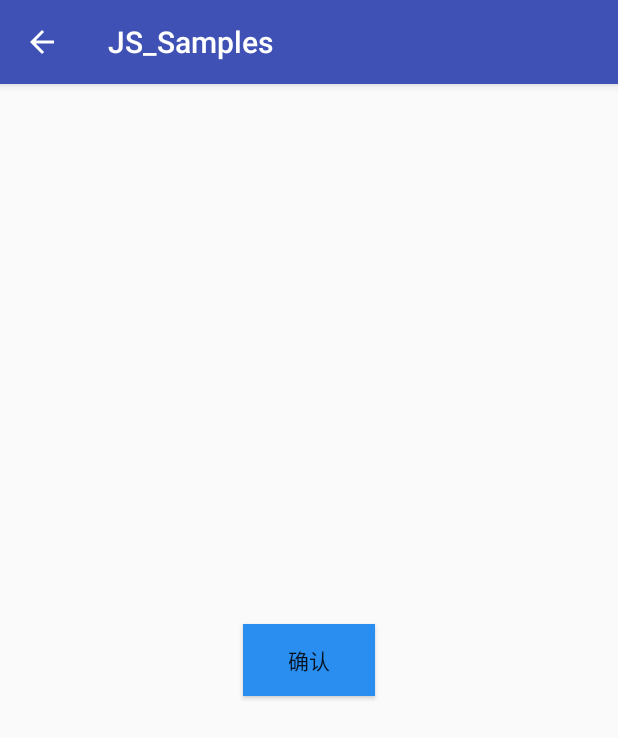
After one commit to Jorelanbo/samples, an Android app: the SingleClickTestActivity screen opened directly, with no data from a screen before it, on a phone screen of 412 x 824 dp. The commit adds this screen. Shown: the top 738 px of the screen. Run offline under Robolectric (Android 15) with nearby library versions, the phone set to English and light mode, and no system bars.

Commit message:
添加防止多次点击的监听器

```diff
--- a/app/src/main/AndroidManifest.xml
+++ b/app/src/main/AndroidManifest.xml
@@ -93,6 +93,8 @@
             android:theme="@style/SplashTheme"/>
         <activity android:name=".PopDropdownActivity"
             android:parentActivityName=".GuideActivity"/>
+        <activity android:name=".SingleClickTestActivity"
+            android:parentActivityName=".GuideActivity"/>
 
         <service
             android:name="com.baidu.location.f"
--- /dev/null
+++ b/app/src/main/java/com/js/sample/CustomOnClickListener.java
@@ -0,0 +1,36 @@
+package com.js.sample;
+
+import android.view.View;
+
+
+// Created by JS on 2019/6/3.
+
+public abstract class CustomOnClickListener implements View.OnClickListener {
+    private Long mLastClickTime = 0L;
+    private Long timeInterval = 1000L;
+
+    public CustomOnClickListener() {
+
+    }
+
+    public CustomOnClickListener(long interval) {
+        this.timeInterval = interval;
+    }
+    @Override
+    public void onClick(View v) {
+        long currentTime = System.currentTimeMillis();
+        if (currentTime - mLastClickTime > timeInterval) {
+            // 单次点击事件
+            onSingleClick();
+            mLastClickTime = currentTime;
+        }
+        else {
+            // 快速点击事件
+            onFastClick();
+        }
+    }
+
+    protected abstract void onSingleClick();
+
+    protected abstract void onFastClick();
+}
--- /dev/null
+++ b/app/src/main/java/com/js/sample/SingleClickTestActivity.java
@@ -0,0 +1,32 @@
+package com.js.sample;
+
+import android.os.Bundle;
+import android.support.annotation.Nullable;
+import android.support.v7.app.AppCompatActivity;
+import android.widget.Button;
+
+import com.js.sample.utils.Util;
+
+
+// Created by JS on 2019/6/3.
+
+public class SingleClickTestActivity extends AppCompatActivity {
+
+    @Override
+    protected void onCreate(@Nullable Bundle savedInstanceState) {
+        super.onCreate(savedInstanceState);
+        setContentView(R.layout.activity_single_click_test);
+        Button testButton = findViewById(R.id.btn_test);
+        testButton.setOnClickListener(new CustomOnClickListener() {
+            @Override
+            protected void onSingleClick() {
+                Util.showToast(SingleClickTestActivity.this, "单次点击！");
+            }
+
+            @Override
+            protected void onFastClick() {
+                Util.showToast(SingleClickTestActivity.this, "快速点击！");
+            }
+        });
+    }
+}
--- /dev/null
+++ b/app/src/main/res/drawable/shape_radius_toast.xml
@@ -0,0 +1,5 @@
+<?xml version="1.0" encoding="utf-8"?>
+<shape xmlns:android="http://schemas.android.com/apk/res/android">
+    <solid android:color="#99444444"/>
+    <corners android:radius="5dp"/>
+</shape>
--- a/app/src/main/res/layout/activity_pop_dropdown.xml
+++ b/app/src/main/res/layout/activity_pop_dropdown.xml
@@ -7,7 +7,7 @@
     android:gravity="center">
 
     <LinearLayout
-        android:layout_width="600dp"
+        android:layout_width="400dp"
         android:layout_height="100dp"
         android:padding="16dp"
         android:orientation="horizontal">
@@ -24,7 +24,7 @@
 
         <Button
             android:id="@+id/button_select"
-            android:layout_width="400dp"
+            android:layout_width="200dp"
             android:layout_height="60dp"
             android:layout_gravity="center_vertical"
             android:text=""
--- /dev/null
+++ b/app/src/main/res/layout/activity_single_click_test.xml
@@ -0,0 +1,14 @@
+<?xml version="1.0" encoding="utf-8"?>
+<RelativeLayout xmlns:android="http://schemas.android.com/apk/res/android"
+    android:layout_width="match_parent"
+    android:layout_height="match_parent">
+
+    <Button
+        android:id="@+id/btn_test"
+        android:layout_width="wrap_content"
+        android:layout_height="wrap_content"
+        android:layout_centerInParent="true"
+        android:background="@color/light_blue"
+        android:text="@string/comfirm"/>
+
+</RelativeLayout>
--- a/app/src/main/res/values/colors.xml
+++ b/app/src/main/res/values/colors.xml
@@ -2,6 +2,7 @@
 <resources>
     <color name="colorPrimary">#3F51B5</color>
     <color name="colorPrimaryDark">#303F9F</color>
+    <color name="light_blue">#2A8EF0</color>
     <color name="colorAccent">#FF4081</color>
     <color name="white">#FFF</color>
     <color name="orange">#FF6600</color>
```
Also changed, not shown: app/src/main/java/com/js/sample/GuideActivity.java (+9 -0 lines), app/src/main/java/com/js/sample/utils/Util.java (added, +32 -0 lines), app/src/main/res/layout/activity_guide.xml (+7 -0 lines), app/src/main/res/layout/toast_layout.xml (added, +18 -0 lines), 1 other file.
